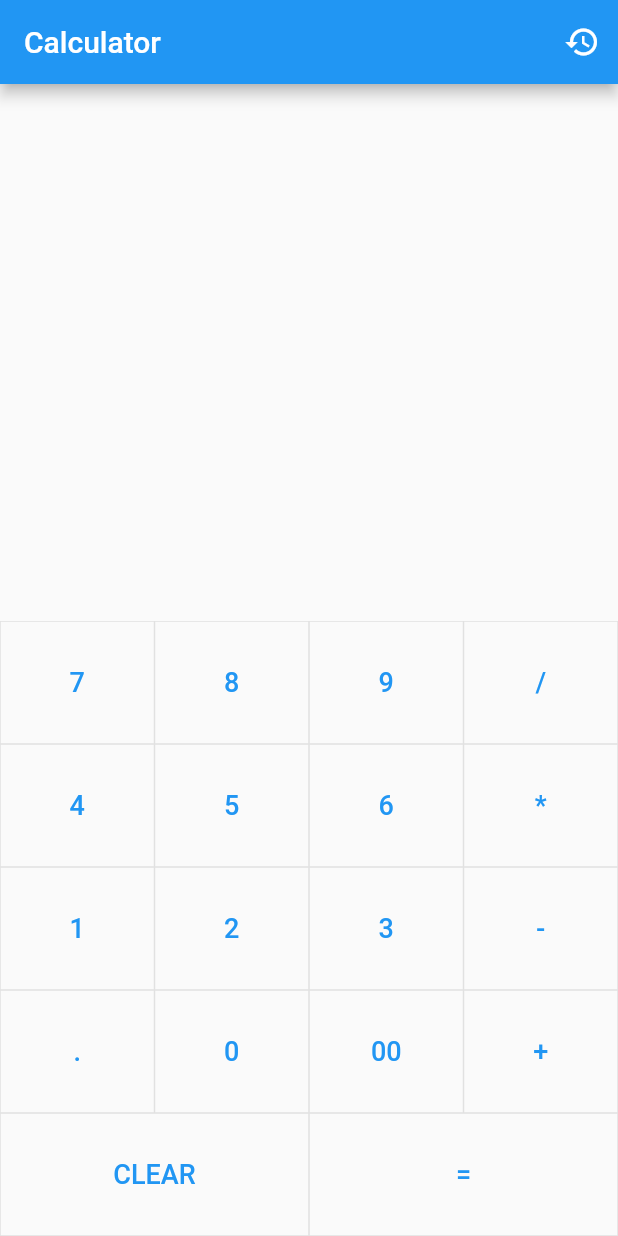
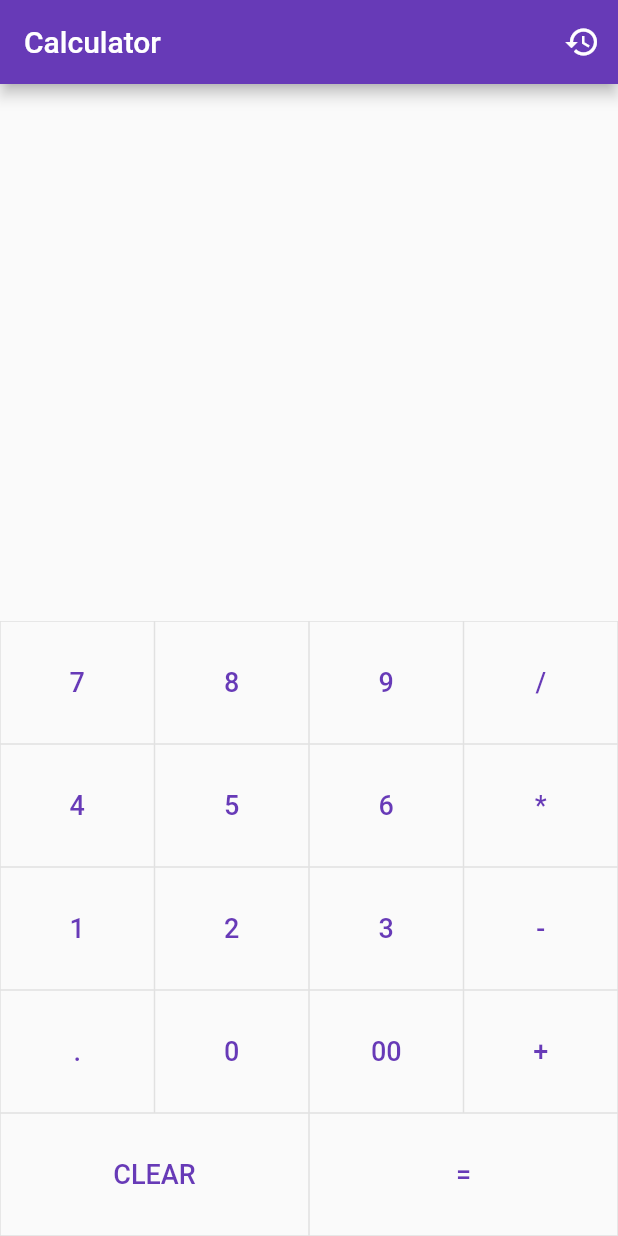
Before and after one commit to Avivar101/flutter_Calculator, a Flutter app: the screen it shows after launch, on a phone screen of 412 x 824 dp. Run offline on Flutter 3.47's test engine with Material 2 defaults, Android fonts, the phone set to English and light mode, and no system bars.

```diff
--- a/lib/calculator-button.dart
+++ b/lib/calculator-button.dart
@@ -20,7 +20,6 @@ class CalculatorButton extends StatelessWidget {
           ),
           child: TextButton(
               style: TextButton.styleFrom(
-                primary: Colors.blue,
                 padding: const EdgeInsets.all(30),
 
               ),
--- a/lib/calculator-buttons.dart
+++ b/lib/calculator-buttons.dart
@@ -6,7 +6,9 @@ import 'calculator-row.dart';
 class CalculatorButtons extends StatelessWidget {
   CalculatorButtons({Key? key, required this.onTap}) : super(key: key);
 
+  //onTap display function
   final CalculatorButtonTapCallback onTap;
+  //map of buttons
   final calculatorButtonRows = [
     ['7', '8','9', Calculations.divide],
     ['4', '5', '6', Calculations.multiply],
--- a/lib/calculator-row.dart
+++ b/lib/calculator-row.dart
@@ -9,6 +9,7 @@ class CalculatorRow extends StatelessWidget {
 
   @override
   Widget build(BuildContext context) {
+    //takes in rowButtons
     return Row(
       mainAxisAlignment: MainAxisAlignment.spaceAround,
       children: rowButtons(),
@@ -16,8 +17,10 @@ class CalculatorRow extends StatelessWidget {
   }
 
   List<Widget> rowButtons() {
+    //rowButtons as a list Widget
     List<Widget> rowButtons = [];
 
+    //maps out calculatorRowButtons as a grid of numbers/numberPad
     for (var buttonText in buttons) {
       rowButtons.add(
         CalculatorButton(text: buttonText, onTap: onTap)
--- a/lib/main.dart
+++ b/lib/main.dart
@@ -1,22 +1,27 @@
+//imports
 import 'package:flutter/material.dart';
 import 'calculator.dart';
 import 'number-display.dart';
 import 'calculator-buttons.dart';
 import 'history.dart';
 
+//run root app
 void main() {
   runApp(const MyApp());
 }
 
+//root class
 class MyApp extends StatelessWidget {
   const MyApp({Key? key}) : super(key: key);
 
+
+  //builds the home page with a materialApp
   @override
   Widget build(BuildContext context) {
     return MaterialApp(
       title: 'Calculator',
       theme: ThemeData(
-        primarySwatch: Colors.blue
+        primarySwatch: Colors.deepPurple
       ),
       home: MyHomePage(title: 'Calculator', key: UniqueKey()),
       debugShowCheckedModeBanner: false,
@@ -49,6 +54,7 @@ class _MyHomePageState extends State<MyHomePage> {
         actions: <Widget>[
           IconButton(
               onPressed: () {
+                //calculation history
                 _navigateAndDisplayHistory(context);
               },
               icon: const Icon(Icons.history)
@@ -58,7 +64,9 @@ class _MyHomePageState extends State<MyHomePage> {
       body: Column(
         mainAxisAlignment: MainAxisAlignment.spaceBetween,
         children: <Widget>[
+          //displays the numbers your calculating
           NumberDisplay(value: calculatorString, key: UniqueKey(),),
+          //displays the calculator buttons
           CalculatorButtons(onTap: _onPressed),
         ],
       ),
```
